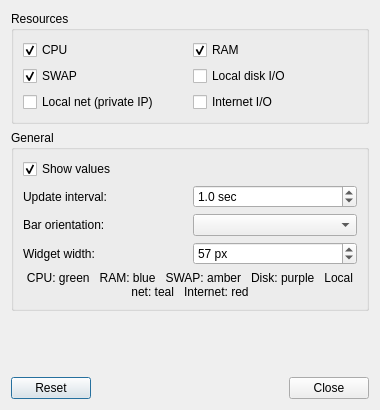
Qt form plugin-resourcemonitor/lxqtresourcemonitorconfiguration.ui (k1moradi/lxqt-resource-monitor) before a commit.
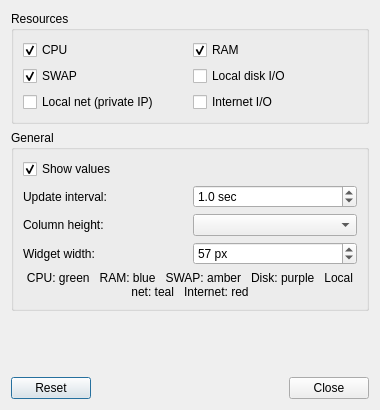
The same form after that commit.

Commit message: Render rolling EMA columns and simplify builds

Diff of the .ui file:
```diff
--- a/plugin-resourcemonitor/lxqtresourcemonitorconfiguration.ui
+++ b/plugin-resourcemonitor/lxqtresourcemonitorconfiguration.ui
@@ -110,7 +110,7 @@
       <item row="2" column="0">
        <widget class="QLabel" name="barOrientationLabel">
         <property name="text">
-         <string>Bar orientation:</string>
+         <string>Column height:</string>
         </property>
        </widget>
       </item>
```
Left out of the diff: 6 changed lines with no effect on the pictures. The commit also changes 16 other files.
